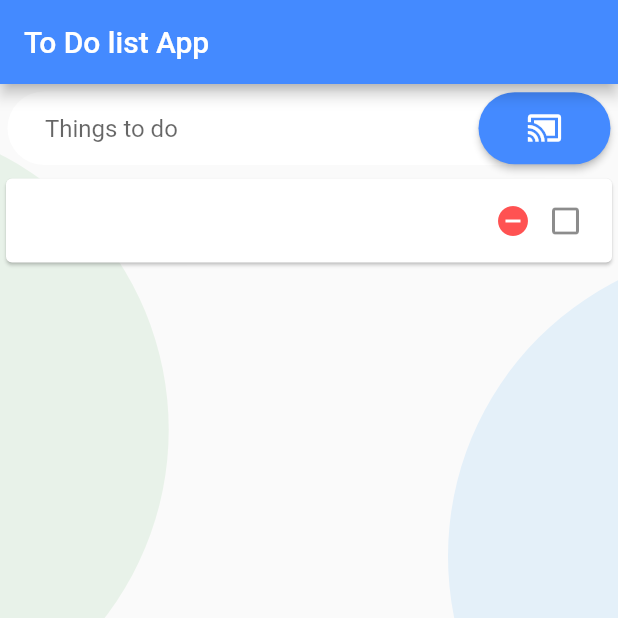
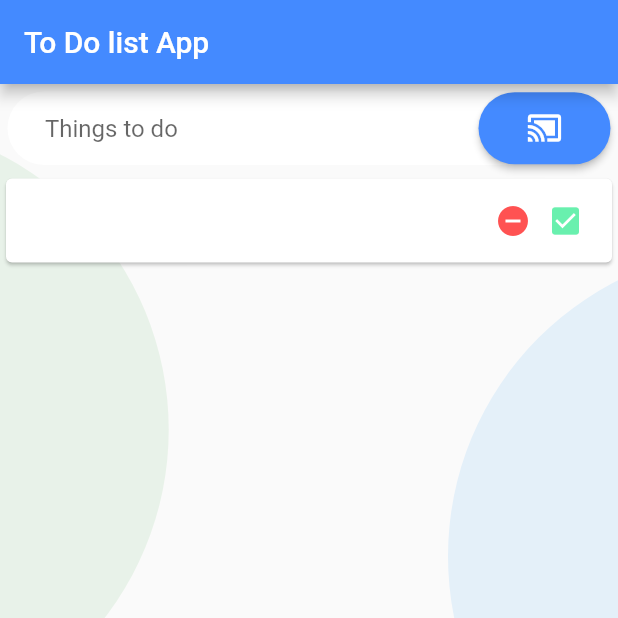
Before and after one commit to tmizushima/flutter_todo_list, a Flutter app: the screen it shows after launch, after a tap on the "cast connected" icon, on a phone screen of 412 x 824 dp, the top half of it. Run offline on Flutter 3.47's test engine with Material 2 defaults, Android fonts, the phone set to English and light mode, and no system bars.

Commit message:
added complete button

```diff
--- a/lib/main.dart
+++ b/lib/main.dart
@@ -35,8 +35,9 @@ class InputFieldTasks extends StatefulWidget {
 
 class _InputFieldTasksState extends State<InputFieldTasks> {
   final tasks = GlobalKey<FormState>();
-  final bool alreadySaved = true;
+  bool isChecked = false;
   final List<String> listItems = [];
+  final Set<String> _saved = Set<String>();
   final TextEditingController eCtrl = new TextEditingController();
   @override
   Widget build(BuildContext context) {
@@ -107,23 +108,36 @@ class _InputFieldTasksState extends State<InputFieldTasks> {
                       Expanded(child: Text(listItems[index])),
                       Container(
                         width: 40,
-                        child: GestureDetector(
+                        child: InkWell(
                             child: Icon(
                               Icons.remove_circle,
                               color: Colors.redAccent,
                             ),
                             onTap: () {
-                              print("Removed");
+                              listItems.removeAt(index);
+                              setState(() {});
                             }),
                       ),
                       Container(
-                        width: 30,
-                        child: GestureDetector(
-                            child: Icon(Icons.check_box_outline_blank),
+                          width: 30,
+                          child: InkWell(
                             onTap: () {
-                              print("Checked");
-                            }),
-                      ),
+                              isChecked = !isChecked;
+                              setState(() {
+                                // if (isChecked) {
+                                //   _saved.remove(index);
+                                // } else {
+                                //   _saved.add();
+                                // }
+                              });
+                            },
+                            child: Icon(
+                              isChecked
+                                  ? Icons.check_box_outline_blank
+                                  : Icons.check_box,
+                              color: Colors.greenAccent,
+                            ),
+                          )),
                     ],
                   ),
                   onTap: () {
```
